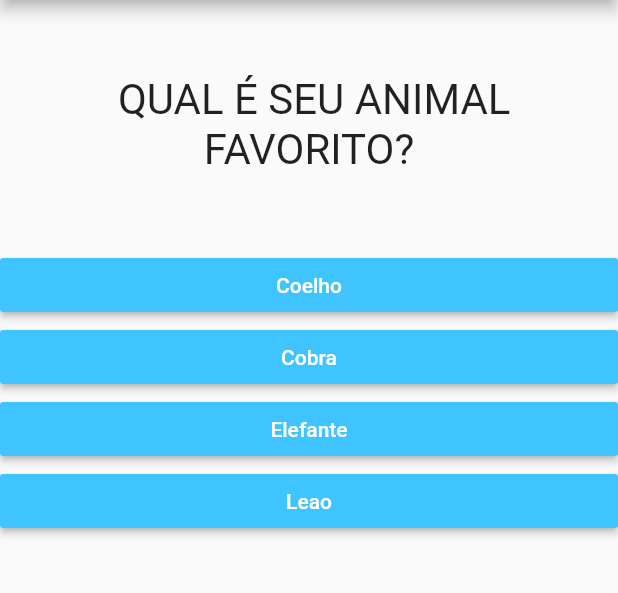
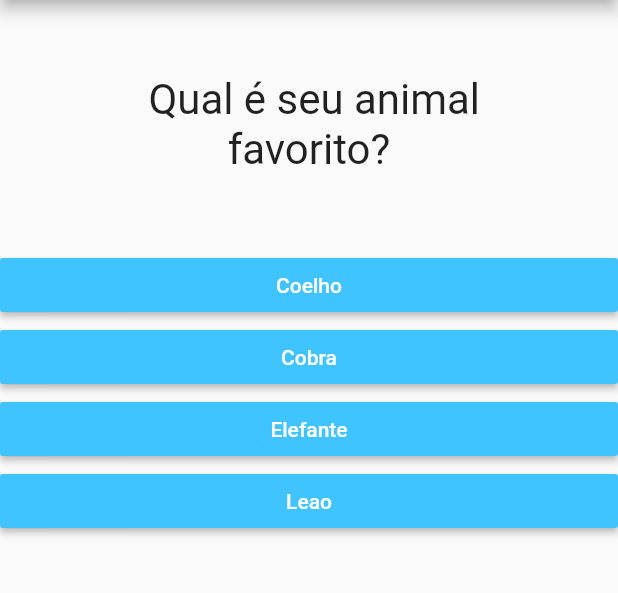
Before and after one commit to ravi2612/projeto_perguntas, a Flutter app: the screen it shows after launch, after a tap on "Preto", on a phone screen of 412 x 824 dp, the part 84-677 px from its top. Run offline on Flutter 3.47's test engine with Material 2 defaults, Android fonts, the phone set to English and light mode, and no system bars.

Commit message:
correçao
correçao bug de tela vermelha ao final das perguntas

```diff
--- a/lib/main.dart
+++ b/lib/main.dart
@@ -6,51 +6,59 @@ main() => runApp(PerguntaApp());
 
 class _PerguntaAppState extends State<PerguntaApp> {
   var _perguntaSelecionada = 0;
+  final _perguntas = const [
+    {
+      'texto': ' Qual é a sua cor favorita?',
+      'respostas': ['Preto', 'Vermelho', 'Verde', 'Branco']
+    },
+    {
+      'texto': ' Qual é seu animal favorito?',
+      'respostas': ['Coelho', 'Cobra', 'Elefante', 'Leao'],
+    },
+    {
+      'texto': 'Qual seu esporte favorito ? ',
+      'respostas': ['Futebol', 'Basquete', 'Volei', 'Nataçao']
+    }
+  ];
 
   void _responder() {
-    setState(() {
-      _perguntaSelecionada++;
-    });
+    if(temPerguntaSelecionada){
+        setState(() {
+          _perguntaSelecionada++;
+        });
+    }
+  }
+
+  bool get temPerguntaSelecionada {
+    return _perguntaSelecionada < _perguntas.length;
   }
 
   @override
   Widget build(BuildContext context) {
-    final List<Map<String, Object>> perguntas = [
-      {
-        'texto': ' Qual é a sua cor favorita?'.toUpperCase(),
-        'respostas': ['Preto', 'Vermelho', 'Verde', 'Branco']
-      },
-      {
-        'texto': ' Qual é seu animal favorito?'.toUpperCase(),
-        'respostas': ['Coelho', 'Cobra', 'Elefante', 'Leao'],
-      },
-      {
-        'texto': 'Qual seu esporte favorito ? '.toUpperCase(),
-        'respostas': ['Futebol', 'Basquete', 'Volei', 'Nataçao']
-      }
-    ];
-
-
-
-    List<String> respostas = perguntas[_perguntaSelecionada]['respostas'];        //funcional
-
+    List<String> respostas = temPerguntaSelecionada
+        ? _perguntas[_perguntaSelecionada]['respostas']
+        : null; //funcional
 
     //for (var textoResp in respostas) {             //imperativa
     // widgets.add(Resposta(textoResp, _responder));
     // }
-
-
 
     return MaterialApp(
       home: Scaffold(
         appBar: AppBar(
           title: Text('Perguntas'),
         ),
-        body: Column(
+        body: temPerguntaSelecionada ? Column(
           children: <Widget>[
-            Questao(perguntas[_perguntaSelecionada]['texto']),
-            ...respostas.map((t)=> Resposta(t, _responder)).toList(),
+            Questao(_perguntas[_perguntaSelecionada]['texto']),
+            ...respostas.map((t) => Resposta(t, _responder)).toList(),
           ],
+        ): Center(
+          child: Text(
+            'Parabens!!',
+            style: TextStyle(fontSize: 30),
+          )
+
         ),
       ),
     );
```
